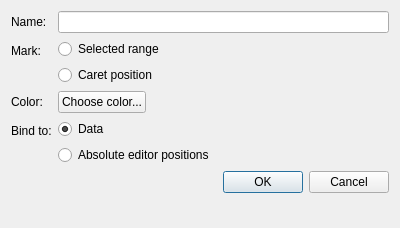
zenwarr/microhex, file src/hex/forms/addbookmarkdialog.ui: the form before one commit.
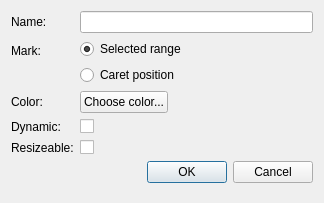
The form after the commit.

Commit message: draft binary data parsing functionality

Patch:
```diff
--- a/src/hex/forms/addbookmarkdialog.ui
+++ b/src/hex/forms/addbookmarkdialog.ui
@@ -6,8 +6,8 @@
    <rect>
     <x>0</x>
     <y>0</y>
-    <width>400</width>
-    <height>228</height>
+    <width>324</width>
+    <height>203</height>
    </rect>
   </property>
   <property name="windowTitle">
@@ -75,11 +75,11 @@
    <item row="5" column="0">
     <widget class="QLabel" name="label_4">
      <property name="text">
-      <string>Bind to:</string>
+      <string>Dynamic:</string>
      </property>
     </widget>
    </item>
-   <item row="6" column="0" colspan="2">
+   <item row="7" column="0" colspan="2">
     <widget class="QDialogButtonBox" name="buttonBox">
      <property name="standardButtons">
       <set>QDialogButtonBox::Cancel|QDialogButtonBox::Ok</set>
@@ -87,28 +87,31 @@
     </widget>
    </item>
    <item row="5" column="1">
-    <layout class="QVBoxLayout" name="verticalLayout2">
-     <item>
-      <widget class="QRadioButton" name="btnBoundToData">
+    <widget class="QCheckBox" name="chkDynamic">
+     <property name="toolTip">
+      <string>If bookmark is dynamic, it will be moved when data removed or inserted into document to always contain marked data.</string>
+     </property>
        <property name="text">
-        <string>Data</string>
-       </property>
-       <property name="checked">
-        <bool>true</bool>
-       </property>
-      </widget>
-     </item>
-     <item>
-      <widget class="QRadioButton" name="btnBoundToPosition">
+      <string/>
+     </property>
+    </widget>
+   </item>
+   <item row="6" column="0">
+    <widget class="QLabel" name="label_5">
        <property name="text">
-        <string>Absolute editor positions</string>
-       </property>
-       <property name="checked">
-        <bool>false</bool>
-       </property>
-      </widget>
-     </item>
-    </layout>
+      <string>Resizeable:</string>
+     </property>
+    </widget>
+   </item>
+   <item row="6" column="1">
+    <widget class="QCheckBox" name="chkAllowResize">
+     <property name="toolTip">
+      <string>If bookmark is resizeable, it will be resized when data inserted to or removed from bookmarked range.</string>
+     </property>
+     <property name="text">
+      <string/>
+     </property>
+    </widget>
    </item>
   </layout>
  </widget>
```
Left out of the diff: 2 changed lines with no effect on the pictures. Lines whose indentation alone changed are shown as unchanged. The commit also changes 48 other files.
